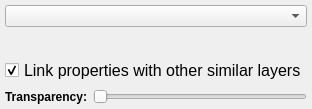
Qt form glue/viewers/scatter/layer_style_editor.ui (glue-viz/glue) before a commit.
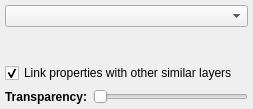
The same form after that commit.

Commit message: Remove explicit font sizes from .ui files

```diff
--- a/glue/viewers/scatter/layer_style_editor.ui
+++ b/glue/viewers/scatter/layer_style_editor.ui
@@ -45,11 +45,6 @@
    </item>
    <item row="2" column="0" colspan="2">
     <widget class="QCheckBox" name="bool_link_other">
-     <property name="font">
-      <font>
-       <pointsize>12</pointsize>
-      </font>
-     </property>
      <property name="text">
       <string>Link properties with other similar layers</string>
      </property>
```
The commit also changes 3 other files.
